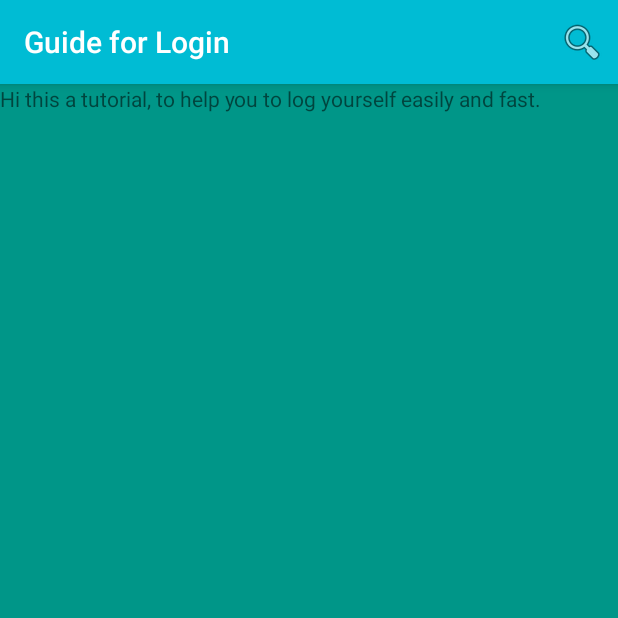
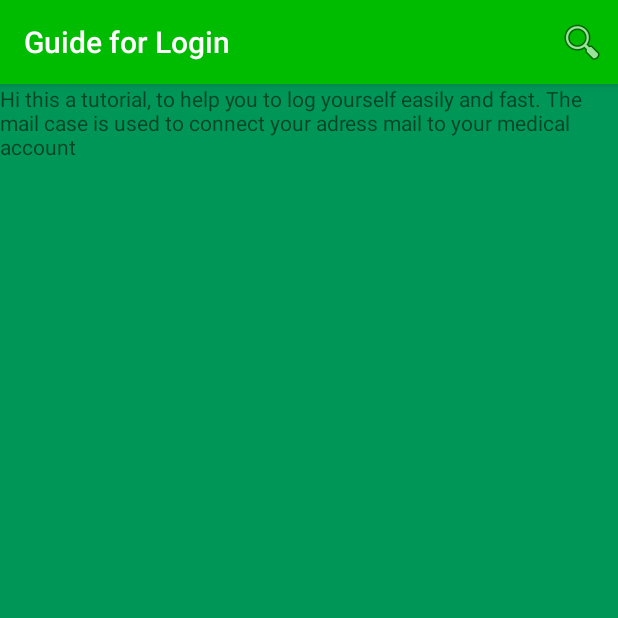
Before and after one commit to yoruhi/Stage, an Android app: the LoginDisplayActivity screen opened directly, with no data from a screen before it, on a phone screen of 412 x 824 dp, the top half of it. Run offline under Robolectric (Android 15) with nearby library versions, the phone set to English and light mode, and no system bars.

Commit message:
deux views

```diff
--- a/app/src/main/AndroidManifest.xml
+++ b/app/src/main/AndroidManifest.xml
@@ -18,6 +18,7 @@
         </activity>
         <activity android:name=".LoginDisplayActivity"
             android:label="@string/guideForLogin"
+            android:theme="@style/AppTheme.test"
             />
 
     </application>
--- a/app/src/main/res/layout/guide_login.xml
+++ b/app/src/main/res/layout/guide_login.xml
@@ -2,7 +2,6 @@
 
 <LinearLayout xmlns:android="http://schemas.android.com/apk/res/android"
     xmlns:tools="http://schemas.android.com/tools"
-
     android:orientation="vertical"
     android:layout_width="match_parent"
     android:layout_height="match_parent"
@@ -13,7 +12,7 @@
     <TextView
         android:layout_width="wrap_content"
         android:layout_height="wrap_content"
-        android:inputType="textImeMultiLine"
+        android:inputType="textMultiLine"
         android:lines="5"
         android:text="@string/tutoLogin"
         android:layout_weight="0.29"
--- a/app/src/main/res/values/colors.xml
+++ b/app/src/main/res/values/colors.xml
@@ -3,5 +3,9 @@
     <color name="colorPrimary">#00BCD4</color>
     <color name="colorPrimaryDark">#0097A7</color>
     <color name="textColorPrimary">#212121</color>
-    <color name="windowBackground">#009688</color>
+    <color name="windowBackground">#009670</color>
+    <color name="colorPrimary1">#00BC00</color>
+    <color name="colorPrimaryDark1">#009700</color>
+    <color name="textColorPrimary1">#212121</color>
+    <color name="windowBackground1">#009658</color>
 </resources>
--- a/app/src/main/res/values/strings.xml
+++ b/app/src/main/res/values/strings.xml
@@ -15,7 +15,8 @@
     <string name="keepOn">Login saved.</string>
     <string name="keepOff">Save your login?</string>
     <string name="sign">New Account :</string>
-    <string name="tutoLogin">Hi this a tutorial, to help you to log yourself easily and fast.</string>
+    <string name="tutoLogin">Hi this a tutorial, to help you to log yourself easily and fast.
+        The mail case is used to connect your adress mail to your medical account</string>
     <string name="guideForLogin">Guide for Login</string>
     <string name="menu_search">recherche</string>
     <string name="menu_refresh">refresh</string>
--- a/app/src/main/res/values/styles.xml
+++ b/app/src/main/res/values/styles.xml
@@ -10,6 +10,11 @@
         <item name="android:textColorPrimary">@color/textColorPrimary</item>
         <item name="android:windowBackground">@color/windowBackground</item>
     </style>
-
+    <style name="AppTheme.test" parent="Theme.AppCompat.Light.DarkActionBar">
+        <item name="colorPrimary">@color/colorPrimary1</item>
+        <item name="colorPrimaryDark">@color/colorPrimaryDark1</item>
+        <item name="android:textColorPrimary">@color/textColorPrimary1</item>
+        <item name="android:windowBackground">@color/windowBackground1</item>
+    </style>
 
 </resources>
```
